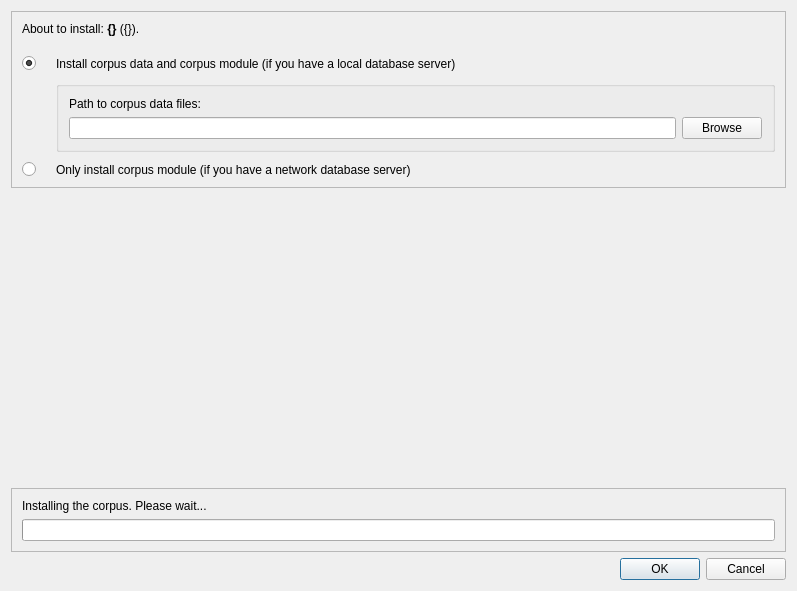
Old version of the form coquery/gui/corpusInstaller.ui in the repository gkunter/coquery.
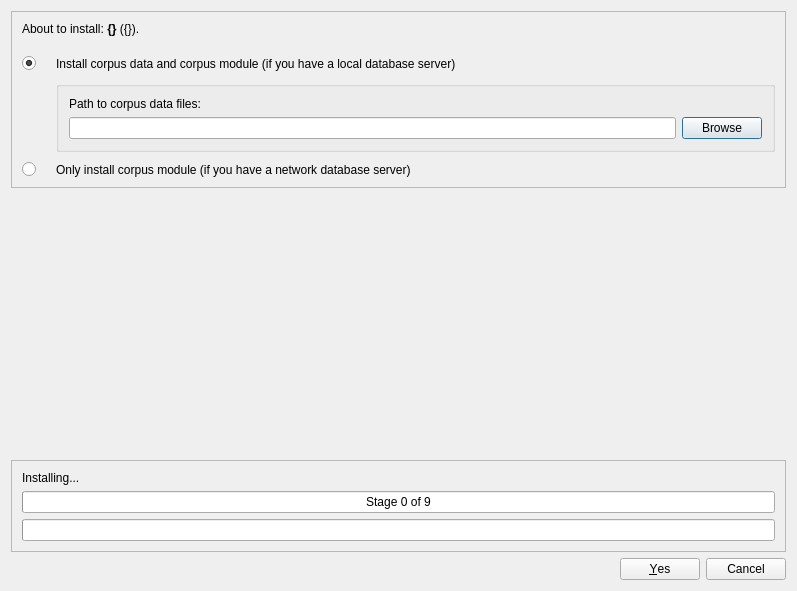
New version of the form. Icons and pictures are not drawn.

Commit message: Rework the GUI to be more informative and work as a thread

What changed in the file:
```diff
--- a/coquery/gui/corpusInstaller.ui
+++ b/coquery/gui/corpusInstaller.ui
@@ -206,7 +206,23 @@
       <item>
        <widget class="QLabel" name="label">
         <property name="text">
-         <string>Installing the corpus. Please wait...</string>
+         <string>Installing...</string>
+        </property>
+       </widget>
+      </item>
+      <item>
+       <widget class="QProgressBar" name="progress_general">
+        <property name="minimum">
+         <number>0</number>
+        </property>
+        <property name="maximum">
+         <number>9</number>
+        </property>
+        <property name="value">
+         <number>0</number>
+        </property>
+        <property name="format">
+         <string>Stage %v of %m</string>
         </property>
        </widget>
       </item>
@@ -229,7 +245,7 @@
       <enum>Qt::Horizontal</enum>
      </property>
      <property name="standardButtons">
-      <set>QDialogButtonBox::Cancel|QDialogButtonBox::Ok</set>
+      <set>QDialogButtonBox::Cancel|QDialogButtonBox::Yes</set>
      </property>
     </widget>
    </item>
```
Left out of the diff: 16 changed lines with no effect on the pictures. The commit also changes 2 other files.
